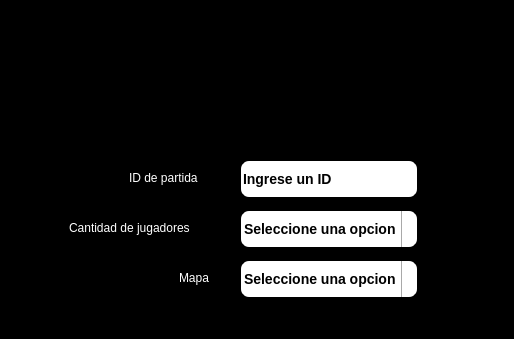
Qt form client/vista/menu_crear_partida.ui (AlanValdevenito/Worms) before a commit; both pictures show x 0 to 514 and y 0 to 339 of the 640 by 480 pixel window.
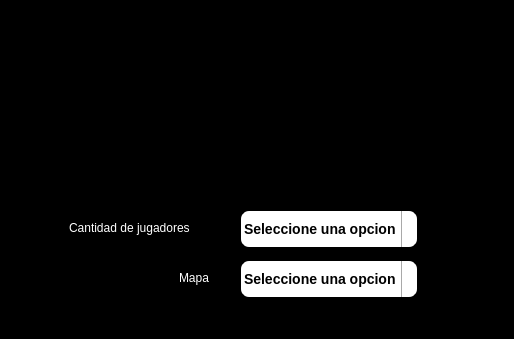
The same form after that commit.

Commit message: Se agrega la opcion de elegir el mapa desde el menu de crear partidas

The edit to the form file:
```diff
--- a/client/vista/menu_crear_partida.ui
+++ b/client/vista/menu_crear_partida.ui
@@ -339,56 +339,12 @@
         <string>Mapa</string>
        </property>
       </widget>
-      <widget class="QLabel" name="labelPartida">
-       <property name="geometry">
-        <rect>
-         <x>120</x>
-         <y>160</y>
-         <width>91</width>
-         <height>17</height>
-        </rect>
-       </property>
-       <property name="styleSheet">
-        <string notr="true">color: rgb(255, 255, 255);</string>
-       </property>
-       <property name="text">
-        <string>ID de partida</string>
-       </property>
-      </widget>
-      <widget class="QLineEdit" name="partidaLineEdit">
-       <property name="geometry">
-        <rect>
-         <x>230</x>
-         <y>150</y>
-         <width>180</width>
-         <height>40</height>
-        </rect>
-       </property>
-       <property name="styleSheet">
-        <string notr="true">QLineEdit {
-	background-color: white;
-	border-style: outset;
-	border-width: 2px;
-	border-radius: 10px;
-	font: bold 14px;
-}
-
-QLineEdit QAbstractItemView {
-	background: white;
-	background-color: darkgray;
-	border-style: outset;
-	border-width: 2px;
-	border-color: grey;
-	font: bold 14px;
-	color: black;
-	border: 2px solid darkgray;
-}
-</string>
-       </property>
-       <property name="text">
-        <string>Ingrese un ID</string>
-       </property>
-      </widget>
+      <zorder>nuevaPartidaButton</zorder>
+      <zorder>jugadoresComboBox</zorder>
+      <zorder>mapaComboBox</zorder>
+      <zorder>labelJugadores</zorder>
+      <zorder>labelMapa</zorder>
+      <zorder>volverAtrasButton</zorder>
      </widget>
     </item>
    </layout>
```
Left out of the diff: 13 changed lines with no effect on the pictures. The commit also changes 12 other files.
